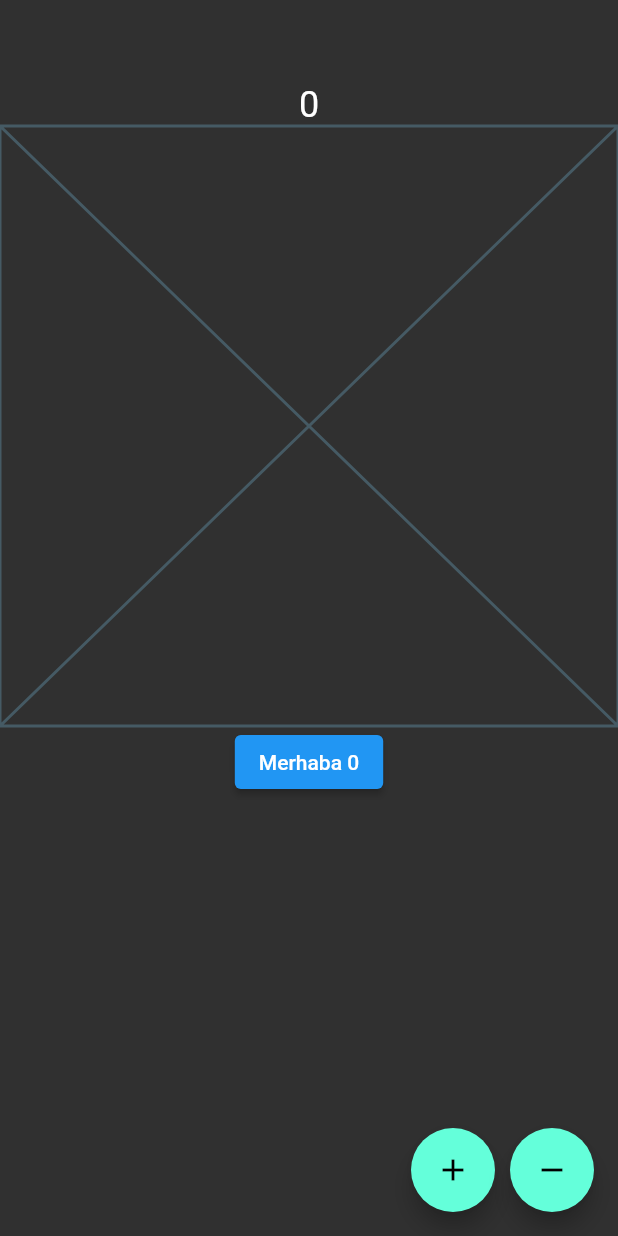
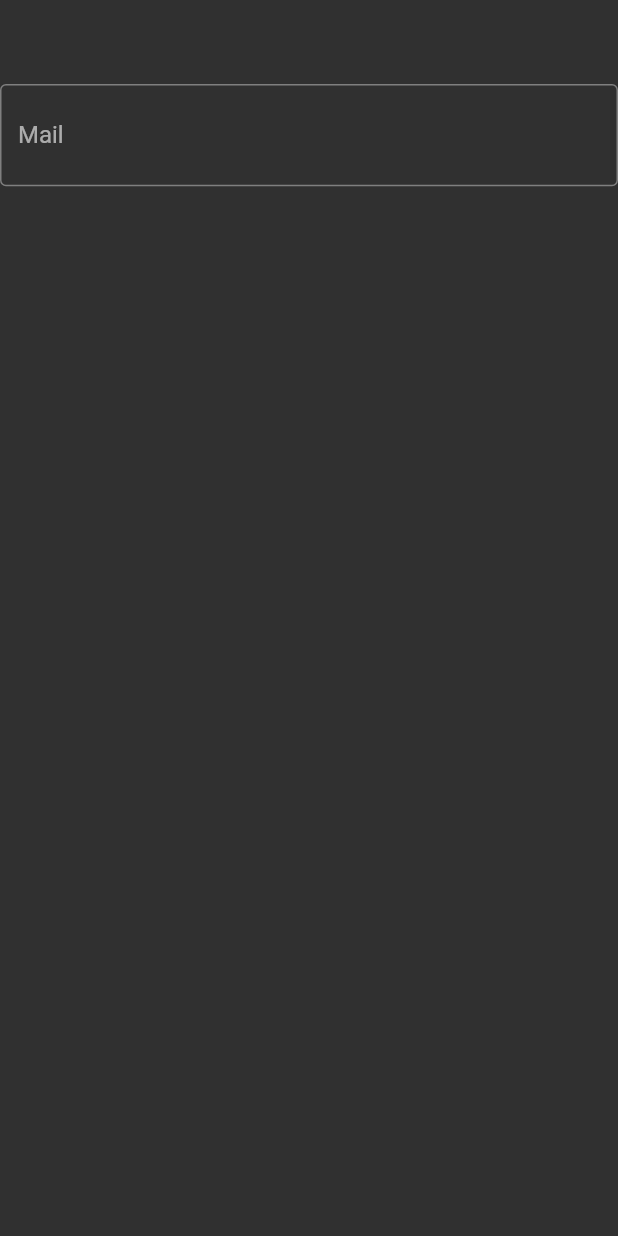
Before and after one commit to balkanlionur/Flutter-101, a Flutter app: the screen it shows after launch, on a phone screen of 412 x 824 dp. Run offline on Flutter 3.47's test engine with Material 2 defaults, Android fonts, the phone set to English and light mode, and no system bars.

Commit message:
Flutter 101
Flutter 101

```diff
--- /dev/null
+++ b/lib/101/textfield_learn.dart
@@ -0,0 +1,40 @@
+import 'package:flutter/material.dart';
+
+class TextFieldLearn extends StatefulWidget {
+  const TextFieldLearn({Key? key}) : super(key: key);
+
+  @override
+  State<TextFieldLearn> createState() => _TextFieldLearnState();
+}
+
+class _TextFieldLearnState extends State<TextFieldLearn> {
+  @override
+  Widget build(BuildContext context) {
+    return Scaffold(
+      appBar: AppBar(),
+      body: TextField(
+        maxLength: 20,
+        buildCounter: (BuildContext,
+            {required int currentLength,
+            required bool isFocused,
+            required int? maxLength}) {
+          return _animatedContainer(currentLength);
+        },
+        decoration: const InputDecoration(
+          prefix: Icon(Icons.mail),
+          border: OutlineInputBorder(),
+          labelText: 'Mail',
+        ),
+      ),
+    );
+  }
+
+  AnimatedContainer _animatedContainer(int currentLength) {
+    return AnimatedContainer(
+      duration: const Duration(seconds: 1),
+      height: 10,
+      width: 10.0 * (currentLength ?? 0),
+      color: Colors.green,
+    );
+  }
+}
--- a/lib/main.dart
+++ b/lib/main.dart
@@ -7,9 +7,12 @@ import '101/column_row_learn.dart';
 import '101/container_sized_box_learn.dart';
 import '101/image_learn.dart';
 import '101/list_tile.dart';
+import '101/page_view_learn.dart';
 import '101/scaffold_learn.dart';
 import '101/stack_learn.dart';
 import '101/statefull_learn.dart';
+import '101/statefull_life_cycle_learn.dart';
+import '101/textfield_learn.dart';
 import 'demos/demos_view.dart';
 import 'demos/stack_demo_view.dart';
 
@@ -33,7 +36,8 @@ class MyApp extends StatelessWidget {
               centerTitle: true,
               backgroundColor: Colors.transparent,
               elevation: 0)),
-      home: const StatefulLearn(),
+      home: //const StatefullLifeCycleLearn(message: "OnurrB"),
+          const TextFieldLearn(),
     );
   }
 }
```
Also changed, not shown: lib/101/page_view_learn.dart (added, +70 -0 lines), lib/101/statefull_life_cycle_learn.dart (added, +44 -0 lines).
